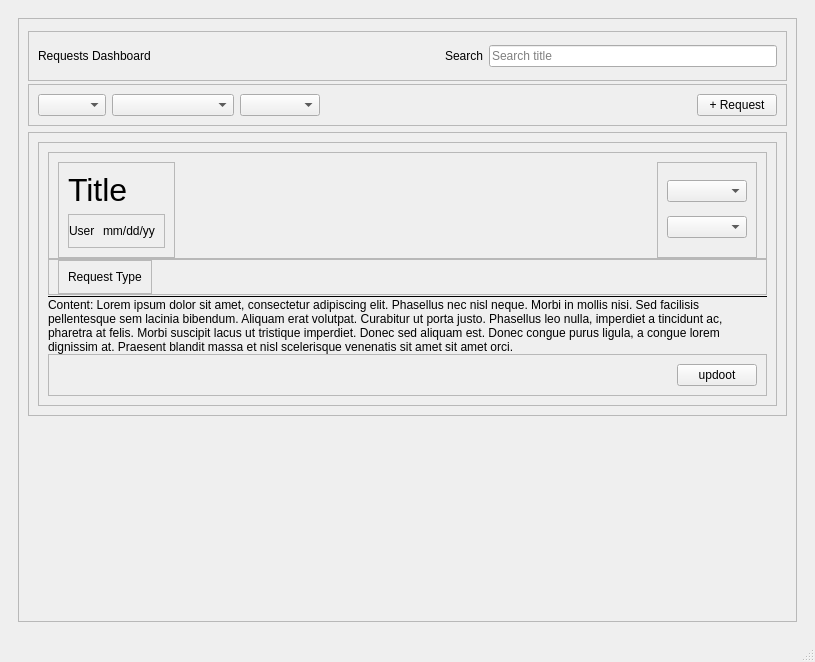
The window that src/merlins_lamp.ui (TransparentGlass/Merlin-s-Lamp--Request-Manager) describes before a commit, drawn with Qt 5.
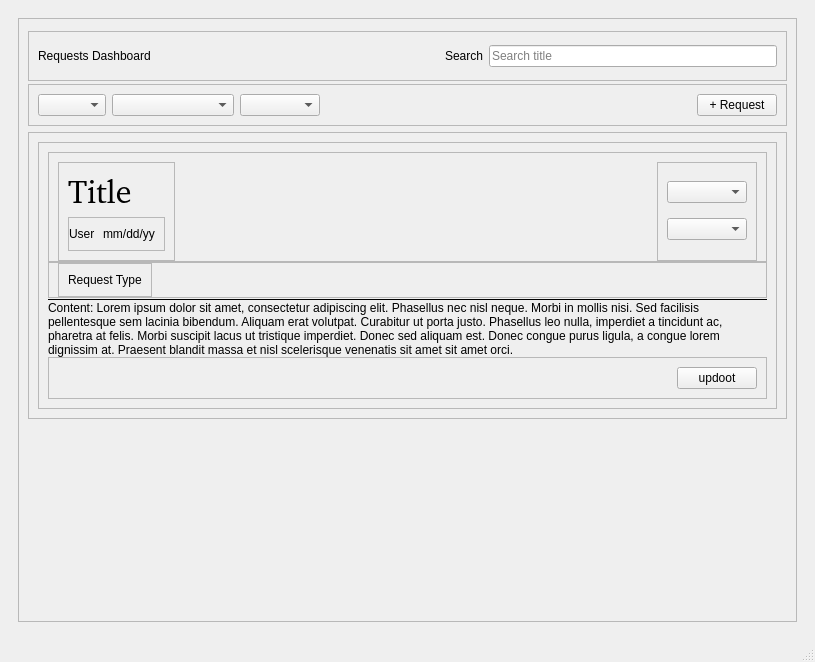
The same window after the commit. Icons and pictures are not drawn.

Commit message: feature: add connection between buttons and comboboxes for sort and request submission

Patch:
```diff
--- a/src/merlins_lamp.ui
+++ b/src/merlins_lamp.ui
@@ -506,9 +506,13 @@
                          <widget class="QLabel" name="label_request_title">
                           <property name="font">
                            <font>
+                            <family>:/font/font/Playfair_Display/PlayfairDisplay-VariableFont_wght.ttf</family>
                             <pointsize>24</pointsize>
                            </font>
                           </property>
+                          <property name="styleSheet">
+                           <string notr="true">font-family: url(:/font/font/Playfair_Display/PlayfairDisplay-VariableFont_wght.ttf)</string>
+                          </property>
                           <property name="text">
                            <string>Title</string>
                           </property>
```
Left out of the diff: 10 changed lines with no effect on the pictures. The commit also changes 2 other files.
